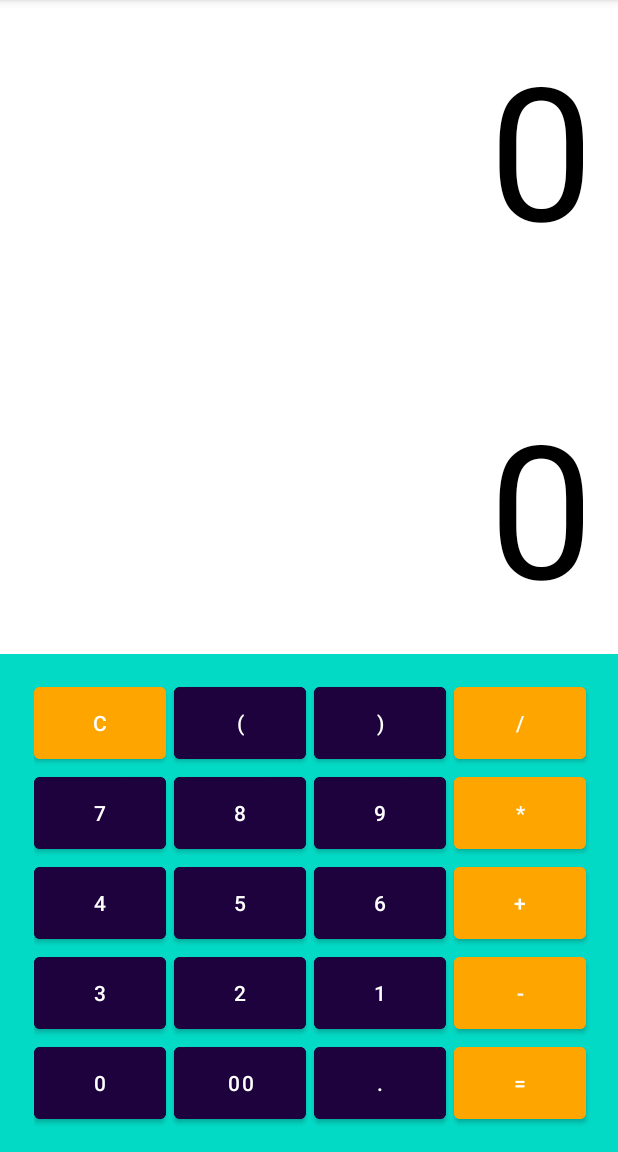
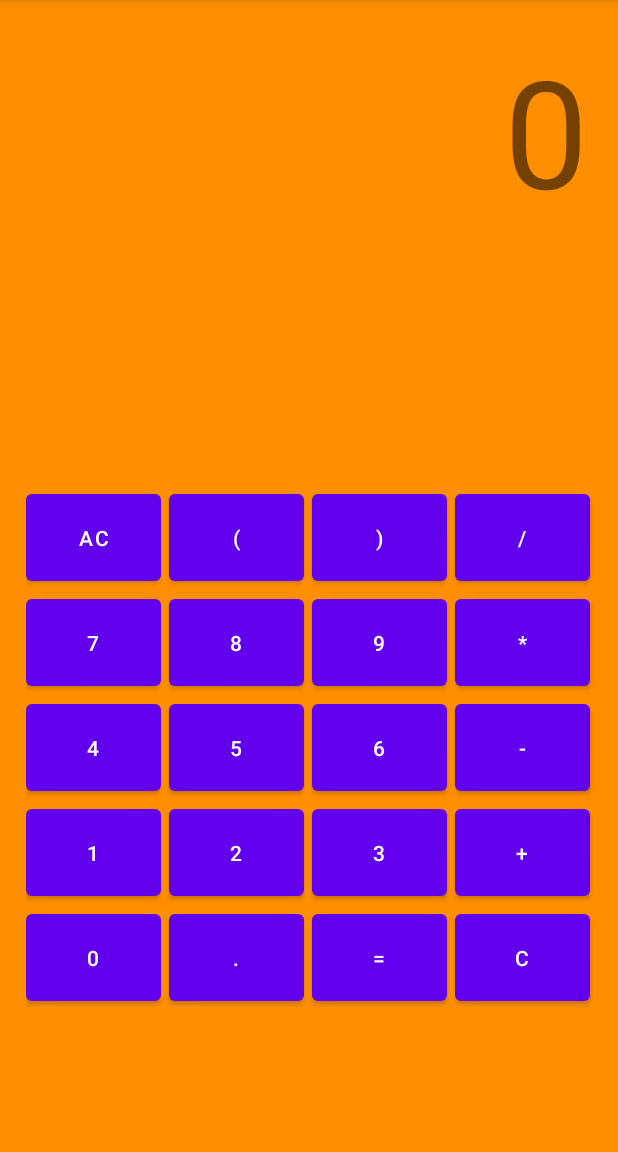
Before and after one commit to JordanPooleEffect/A-S, an Android app: the CalculatorExercise screen opened directly, with no data from a screen before it, on a phone screen of 412 x 824 dp, the part 84-1236 px from its top. Run offline under Robolectric (Android 15) with nearby library versions, the phone set to English and light mode, and no system bars.

Commit message:
Changed everything from layout to code functionality and also added 1 gradle build

```diff
--- a/app/build.gradle
+++ b/app/build.gradle
@@ -36,4 +36,5 @@ dependencies {
     testImplementation 'junit:junit:4.13.2'
     androidTestImplementation 'androidx.test.ext:junit:1.1.3'
     androidTestImplementation 'androidx.test.espresso:espresso-core:3.4.0'
+    implementation 'net.objecthunter:exp4j:0.4.8'
 }
--- a/app/src/main/java/com/example/androidstudiocollection/CalculatorExercise.java
+++ b/app/src/main/java/com/example/androidstudiocollection/CalculatorExercise.java
@@ -1,74 +1,145 @@
 package com.example.androidstudiocollection;
-
-import androidx.appcompat.app.AppCompatActivity;
 
 import android.os.Bundle;
 import android.view.View;
 import android.widget.Button;
-import android.widget.EditText;
 import android.widget.TextView;
-import android.widget.Toast;
+import androidx.appcompat.app.AppCompatActivity;
+import net.objecthunter.exp4j.Expression;
+import net.objecthunter.exp4j.ExpressionBuilder;
 
-import com.google.android.material.button.MaterialButton;
+import java.text.DecimalFormat;
 
-public class CalculatorExercise extends AppCompatActivity implements View.OnClickListener {
+public class CalculatorExercise extends AppCompatActivity {
 
-    TextView answerTV, equationTV;
-    MaterialButton b1,b2,b3,b4,b5,b6,b7,b8,b9,b0,addition,subtraction,multiplication,division,open,close,equals,b00,btnDot,clear;
-
+    private TextView textView;
+    private StringBuilder input;
 
     @Override
     protected void onCreate(Bundle savedInstanceState) {
         super.onCreate(savedInstanceState);
         setContentView(R.layout.activity_calculator_exercise);
 
-        answerTV = findViewById(R.id.tvAnswer);
-        equationTV = findViewById(R.id.tvEquation);
+        initializeButtons();
+        initializeListeners();
 
-        assignId(clear, R.id.btnClear);
-        assignId(b1, R.id.btnOne);
-        assignId(b2, R.id.btnTwo);
-        assignId(b3, R.id.btnThree);
-        assignId(b4, R.id.btnFour);
-        assignId(b5, R.id.btnFive);
-        assignId(b6, R.id.btnSix);
-        assignId(b7, R.id.btnSeven);
-        assignId(b8, R.id.btnEight);
-        assignId(b9, R.id.btnNine);
-        assignId(b0, R.id.btnZero);
-        assignId(b00, R.id.btnDoubleZero);
-        assignId(addition, R.id.btnAdd);
-        assignId(subtraction, R.id.btnSubtract);
-        assignId(multiplication, R.id.btnMultiply);
-        assignId(division, R.id.btnDivide);
-        assignId(open, R.id.btnOpenPar);
-        assignId(close, R.id.btnClosePar);
-        assignId(equals, R.id.btnEquals);
-        assignId(btnDot, R.id.btnPeriod);
-
+        textView = findViewById(R.id.textView);
+        input = new StringBuilder();
     }
 
-    void assignId(MaterialButton btn, int id) {
-        btn = findViewById(id);
-        btn.setOnClickListener(this);
+    private void initializeButtons() {
+        int[] digitButtonIds = {R.id.btn0, R.id.btn1, R.id.btn2, R.id.btn3, R.id.btn4, R.id.btn5, R.id.btn6, R.id.btn7, R.id.btn8, R.id.btn9};
+        int[] operatorButtonIds = {R.id.btnAdd, R.id.btnSubtract, R.id.btnMultiply, R.id.btnDivide};
+
+        for (int digitButtonId : digitButtonIds) {
+            findViewById(digitButtonId).setOnClickListener(digitClickListener);
+        }
+
+        for (int operatorButtonId : operatorButtonIds) {
+            findViewById(operatorButtonId).setOnClickListener(operatorClickListener);
+        }
+
+        findViewById(R.id.btnDot).setOnClickListener(dotClickListener);
+        findViewById(R.id.btnOpenParenthesis).setOnClickListener(parenthesisClickListener);
+        findViewById(R.id.btnCloseParenthesis).setOnClickListener(parenthesisClickListener);
+        findViewById(R.id.btnEqual).setOnClickListener(equalClickListener);
     }
 
-    @Override
-    public void onClick(View view) {
-        MaterialButton button = (MaterialButton) view;
-        String buttonText = button.getText().toString();
-        String CalculateData = equationTV.getText().toString();
+    private void initializeListeners() {
+        findViewById(R.id.btnAC).setOnClickListener(acClickListener);
+        findViewById(R.id.btnClear).setOnClickListener(clearClickListener);
+    }
 
-        if(buttonText.equals("=")) {
-            equationTV.setText(answerTV.getText());
-            return;
+    private View.OnClickListener digitClickListener = new View.OnClickListener() {
+        @Override
+        public void onClick(View v) {
+            Button button = (Button) v;
+            input.append(button.getText());
+            updateTextView();
         }
-        if(buttonText.equals("C")) {
-            equationTV.setText("");
-            answerTV.setText("0");
+    };
+
+    private View.OnClickListener operatorClickListener = new View.OnClickListener() {
+        @Override
+        public void onClick(View v) {
+            Button button = (Button) v;
+            input.append(button.getText());
+            updateTextView();
         }
+    };
 
+    private View.OnClickListener dotClickListener = new View.OnClickListener() {
+        @Override
+        public void onClick(View v) {
+            if (!input.toString().contains(".")) {
+                input.append(".");
+                updateTextView();
+            }
+        }
+    };
 
+    private View.OnClickListener parenthesisClickListener = new View.OnClickListener() {
+        @Override
+        public void onClick(View v) {
+            Button button = (Button) v;
+            input.append(button.getText());
+            updateTextView();
+        }
+    };
 
+    private View.OnClickListener acClickListener = new View.OnClickListener() {
+        @Override
+        public void onClick(View v) {
+            input.setLength(0);
+            updateTextView();
+        }
+    };
+
+    private View.OnClickListener clearClickListener = new View.OnClickListener() {
+        @Override
+        public void onClick(View v) {
+            if (input.length() > 0) {
+                input.deleteCharAt(input.length() - 1);
+                updateTextView();
+            }
+        }
+    };
+
+    private View.OnClickListener equalClickListener = new View.OnClickListener() {
+        @Override
+        public void onClick(View v) {
+            evaluateExpression();
+        }
+    };
+
+    private void updateTextView() {
+        textView.setText(input.toString());
+    }
+
+    private void evaluateExpression() {
+        try {
+            DecimalFormat decimalFormat = new DecimalFormat("#.####");
+            double result = evaluate(input.toString());
+            input.setLength(0);
+            input.append(decimalFormat.format(result));
+            updateTextView();
+        } catch (Exception e) {
+            handleEvaluationError();
+        }
+    }
+
+    private double evaluate(String expression) {
+        try {
+            Expression e = new ExpressionBuilder(expression).build();
+            return e.evaluate();
+        } catch (ArithmeticException | IllegalArgumentException e) {
+            throw new RuntimeException("Error during expression evaluation", e);
+        }
+    }
+
+    private void handleEvaluationError() {
+        input.setLength(0);
+        input.append("Error");
+        updateTextView();
     }
 }
--- a/app/src/main/res/layout/activity_calculator_exercise.xml
+++ b/app/src/main/res/layout/activity_calculator_exercise.xml
@@ -4,262 +4,181 @@
     xmlns:tools="http://schemas.android.com/tools"
     android:layout_width="match_parent"
     android:layout_height="match_parent"
-    android:layout_gravity="center"
-    tools:context=".CalculatorExercise">
+    tools:context=".CalculatorExercise"
+    android:background="@color/orangey">
+
 
     <TextView
-        android:id="@+id/tvAnswer"
-        android:layout_width="match_parent"
-        android:layout_height="match_parent"
-        android:layout_above="@+id/buttons_layout"
-        android:layout_marginStart="16dp"
-        android:layout_marginTop="16dp"
-        android:layout_marginEnd="16dp"
-        android:layout_marginBottom="16dp"
-        android:text="0"
-        android:textAlignment="textEnd"
-        android:textColor="@color/black"
-        android:textSize="124dp">
-
-    </TextView>
-
-    <TextView
+        android:id="@+id/textView"
         android:layout_width="match_parent"
         android:layout_height="wrap_content"
+        android:layout_margin="20dp"
+        android:gravity="end"
+        android:textSize="100sp"
         android:text="0"
-        android:textSize="124dp"
-        android:textAlignment="textEnd"
-        android:id="@+id/tvEquation"
-        android:textColor="@color/black"
-        android:layout_above="@+id/buttons_layout"
-        android:layout_margin="16dp" >
+        android:layout_alignParentStart="true"
+        android:layout_marginBottom="16dp"
+        android:layout_marginTop="100dp"  />
 
-    </TextView>
-
-    <LinearLayout
+    <GridLayout
+        android:id="@+id/gridLayout"
         android:layout_width="match_parent"
         android:layout_height="wrap_content"
-        android:orientation="vertical"
-        android:layout_alignParentBottom="true"
-        android:background="@color/teal_200"
-        android:paddingVertical="16dp"
-        android:id="@+id/buttons_layout">
+        android:layout_below="@id/textView"
+        android:layout_marginTop="150dp"
+        android:columnCount="4"
+        android:layout_marginLeft="17dp"
+        android:rowCount="6">
 
-        <LinearLayout
-            android:layout_width="match_parent"
-            android:layout_height="match_parent"
-            android:layout_gravity="center"
-            android:layout_marginLeft="15dp"
-            android:orientation="horizontal" >
+        <!-- Row 1 -->
+        <Button
+            android:layout_width="90dp"
+            android:layout_height="70dp"
+            android:layout_marginEnd="5dp"
+            android:text="AC"
+            android:id="@+id/btnAC" />
 
         <Button
-                android:id="@+id/btnClear"
-                android:text="C"
-                android:backgroundTint="#FFA500"
-                android:layout_width="wrap_content"
+            android:layout_width="90dp"
+            android:layout_height="70dp"
             android:layout_marginEnd="5dp"
-                android:layout_height="60dp" >
-            </Button>
-            <Button
-                android:id="@+id/btnOpenPar"
             android:text="("
-                android:layout_marginEnd="5dp"
-                android:backgroundTint="#1e023e"
-                android:layout_width="wrap_content"
-                android:layout_height="60dp" >
-            </Button>
-            <Button
-                android:id="@+id/btnClosePar"
-                android:text=")"
-                android:backgroundTint="#1e023e"
-                android:layout_marginEnd="5dp"
-                android:layout_width="wrap_content"
-                android:layout_height="60dp" >
-            </Button>
-            <Button
-                android:id="@+id/btnDivide"
-                android:text="/"
-                android:backgroundTint="#FFA500"
-                android:layout_width="wrap_content"
-                android:layout_marginEnd="5dp"
-                android:layout_height="60dp" >
-            </Button>
-
-        </LinearLayout>
-
-        <LinearLayout
-            android:layout_width="match_parent"
-            android:layout_height="wrap_content"
-            android:layout_gravity="center"
-            android:layout_marginLeft="15dp"
-            android:orientation="horizontal" >
+            android:id="@+id/btnOpenParenthesis" />
 
         <Button
-                android:id="@+id/btnSeven"
-                android:text="7"
-                android:backgroundTint="#1e023e"
-                android:layout_width="wrap_content"
+            android:layout_width="90dp"
+            android:layout_height="70dp"
             android:layout_marginEnd="5dp"
-                android:layout_height="60dp" >
-            </Button>
+            android:text=")"
+            android:id="@+id/btnCloseParenthesis" />
+
+        <!-- Row 2 -->
         <Button
-                android:id="@+id/btnEight"
-                android:text="8"
+            android:layout_width="90dp"
+            android:layout_height="70dp"
             android:layout_marginEnd="5dp"
-                android:backgroundTint="#1e023e"
-                android:layout_width="wrap_content"
-                android:layout_height="60dp" >
-            </Button>
-            <Button
-                android:id="@+id/btnNine"
-                android:text="9"
-                android:backgroundTint="#1e023e"
-                android:layout_marginEnd="5dp"
-                android:layout_width="wrap_content"
-                android:layout_height="60dp" >
-            </Button>
-            <Button
-                android:id="@+id/btnMultiply"
-                android:text="*"
-                android:backgroundTint="#FFA500"
-                android:layout_width="wrap_content"
-                android:layout_marginEnd="5dp"
-                android:layout_height="60dp" >
-            </Button>
-
-        </LinearLayout>
-
-        <LinearLayout
-            android:layout_width="match_parent"
-            android:layout_height="wrap_content"
-            android:layout_gravity="center"
-            android:layout_marginLeft="15dp"
-            android:orientation="horizontal" >
+            android:text="/"
+            android:id="@+id/btnDivide" />
 
         <Button
-                android:id="@+id/btnFour"
-                android:text="4"
-                android:backgroundTint="#1e023e"
-                android:layout_width="wrap_content"
+            android:layout_width="90dp"
+            android:layout_height="70dp"
             android:layout_marginEnd="5dp"
-                android:layout_height="60dp" >
-            </Button>
-            <Button
-                android:id="@+id/btnFive"
-                android:text="5"
-                android:layout_marginEnd="5dp"
-                android:backgroundTint="#1e023e"
-                android:layout_width="wrap_content"
-                android:layout_height="60dp" >
-            </Button>
-            <Button
-                android:id="@+id/btnSix"
-                android:text="6"
-                android:backgroundTint="#1e023e"
-                android:layout_marginEnd="5dp"
-                android:layout_width="wrap_content"
-                android:layout_height="60dp" >
-            </Button>
-            <Button
-                android:id="@+id/btnAdd"
-                android:text="+"
-                android:backgroundTint="#FFA500"
-                android:layout_width="wrap_content"
-                android:layout_marginEnd="5dp"
-                android:layout_height="60dp" >
-            </Button>
-        </LinearLayout>
-
-        <LinearLayout
-            android:layout_width="match_parent"
-            android:layout_height="wrap_content"
-            android:layout_marginLeft="15dp"
-            android:layout_gravity="center"
-            android:orientation="horizontal" >
+            android:text="7"
+            android:id="@+id/btn7" />
 
         <Button
-                android:id="@+id/btnThree"
+            android:layout_width="90dp"
+            android:layout_height="70dp"
+            android:layout_marginEnd="5dp"
+            android:text="8"
+            android:id="@+id/btn8" />
+
+        <Button
+            android:layout_width="90dp"
+            android:layout_height="70dp"
+            android:layout_marginEnd="5dp"
+            android:text="9"
+            android:id="@+id/btn9" />
+
+        <Button
+            android:layout_width="90dp"
+            android:layout_height="70dp"
+            android:layout_marginEnd="5dp"
+            android:text="*"
+            android:id="@+id/btnMultiply" />
+
+        <!-- Row 3 -->
+        <Button
+            android:layout_width="90dp"
+            android:layout_height="70dp"
+            android:layout_marginEnd="5dp"
+            android:text="4"
+            android:id="@+id/btn4" />
+
+        <Button
+            android:layout_width="90dp"
+            android:layout_height="70dp"
+            android:layout_marginEnd="5dp"
+            android:text="5"
+            android:id="@+id/btn5" />
+
+        <Button
+            android:layout_width="90dp"
+            android:layout_height="70dp"
+            android:layout_marginEnd="5dp"
+            android:text="6"
+            android:id="@+id/btn6" />
+
+        <Button
+            android:layout_width="90dp"
+            android:layout_height="70dp"
+            android:layout_marginEnd="5dp"
+            android:text="-"
+            android:id="@+id/btnSubtract" />
+
+        <!-- Row 4 -->
+        <Button
+            android:layout_width="90dp"
+            android:layout_height="70dp"
+            android:layout_marginEnd="5dp"
+            android:text="1"
+            android:id="@+id/btn1" />
+
+        <Button
+            android:layout_width="90dp"
+            android:layout_height="70dp"
+            android:layout_marginEnd="5dp"
+            android:text="2"
+            android:id="@+id/btn2" />
+
+        <Button
+            android:layout_width="90dp"
+            android:layout_height="70dp"
+            android:layout_marginEnd="5dp"
             android:text="3"
-                android:backgroundTint="#1e023e"
-                android:layout_width="wrap_content"
+            android:id="@+id/btn3" />
+
+        <Button
+            android:layout_width="90dp"
+            android:layout_height="70dp"
             android:layout_marginEnd="5dp"
-                android:layout_height="60dp" >
-            </Button>
+            android:text="+"
+            android:id="@+id/btnAdd" />
+
+        <!-- Row 5 -->
         <Button
-                android:id="@+id/btnTwo"
-                android:text="2"
+            android:layout_width="90dp"
+            android:layout_height="70dp"
             android:layout_marginEnd="5dp"
-                android:backgroundTint="#1e023e"
-                android:layout_width="wrap_content"
-                android:layout_height="60dp" >
-            </Button>
+            android:text="0"
+            android:id="@+id/btn0" />
+
         <Button
-                android:id="@+id/btnOne"
-                android:text="1"
-                android:backgroundTint="#1e023e"
+            android:layout_width="90dp"
+            android:layout_height="70dp"
             android:layout_marginEnd="5dp"
-                android:layout_width="wrap_content"
-                android:layout_height="60dp" >
-            </Button>
+            android:text="."
+            android:id="@+id/btnDot" />
+
         <Button
-                android:id="@+id/btnSubtract"
-                android:text="-"
-                android:backgroundTint="#FFA500"
-                android:layout_width="wrap_content"
+            android:layout_width="90dp"
+            android:layout_height="70dp"
             android:layout_marginEnd="5dp"
-                android:layout_height="60dp" >
-            </Button>
+            android:text="="
+            android:id="@+id/btnEqual" />
 
 
-        </LinearLayout>
-
-        <LinearLayout
-            android:layout_width="match_parent"
-            android:layout_marginLeft="15dp"
-            android:layout_height="wrap_content"
-            android:layout_gravity="center"
-            android:orientation="horizontal" >
-
         <Button
-                android:id="@+id/btnZero"
-                android:text="0"
-                android:backgroundTint="#1e023e"
-                android:layout_width="wrap_content"
+            android:layout_width="90dp"
+            android:layout_height="70dp"
             android:layout_marginEnd="5dp"
-                android:layout_height="60dp" >
-            </Button>
-            <Button
-                android:id="@+id/btnDoubleZero"
-                android:text="00"
-                android:layout_marginEnd="5dp"
-                android:backgroundTint="#1e023e"
-                android:layout_width="wrap_content"
-                android:layout_height="60dp" >
-            </Button>
-            <Button
-                android:id="@+id/btnPeriod"
-                android:text="."
-                android:backgroundTint="#1e023e"
-                android:layout_marginEnd="5dp"
-                android:layout_width="wrap_content"
-                android:layout_height="60dp" >
-            </Button>
-            <Button
-                android:id="@+id/btnEquals"
-                android:text="="
-                android:backgroundTint="#FFA500"
-                android:layout_width="wrap_content"
-                android:layout_marginEnd="5dp"
-                android:layout_height="60dp" >
-            </Button>
-        </LinearLayout>
-
-
-    </LinearLayout>
+            android:text="C"
+            android:id="@+id/btnClear" />
 
 
 
-
+    </GridLayout>
 
 
 </RelativeLayout>
--- a/app/src/main/res/values/strings.xml
+++ b/app/src/main/res/values/strings.xml
@@ -4,4 +4,5 @@
     <string name="myName">Zedric Marc Tabinas</string>
     <string name="partnerName">Zak Floreta</string>
     <string name="greeting">Hello World! sa imong kagaral</string>
+    <color name="orangey">#FF8F00</color>
 </resources>
```
Lines whose indentation alone changed are shown as unchanged.
